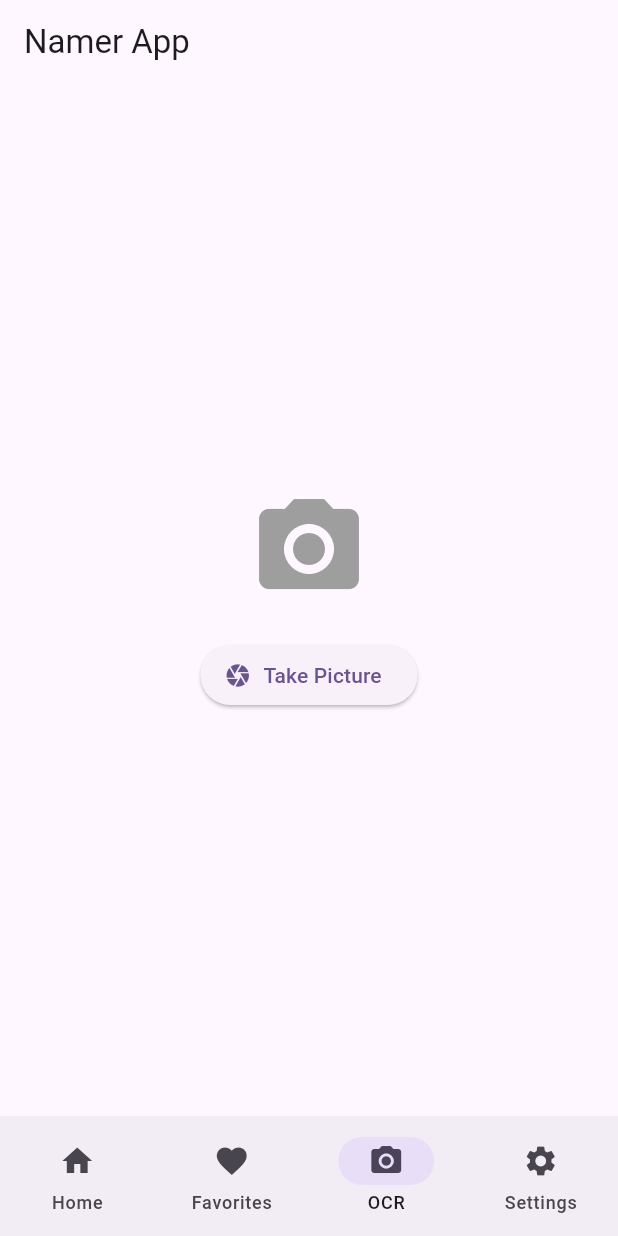
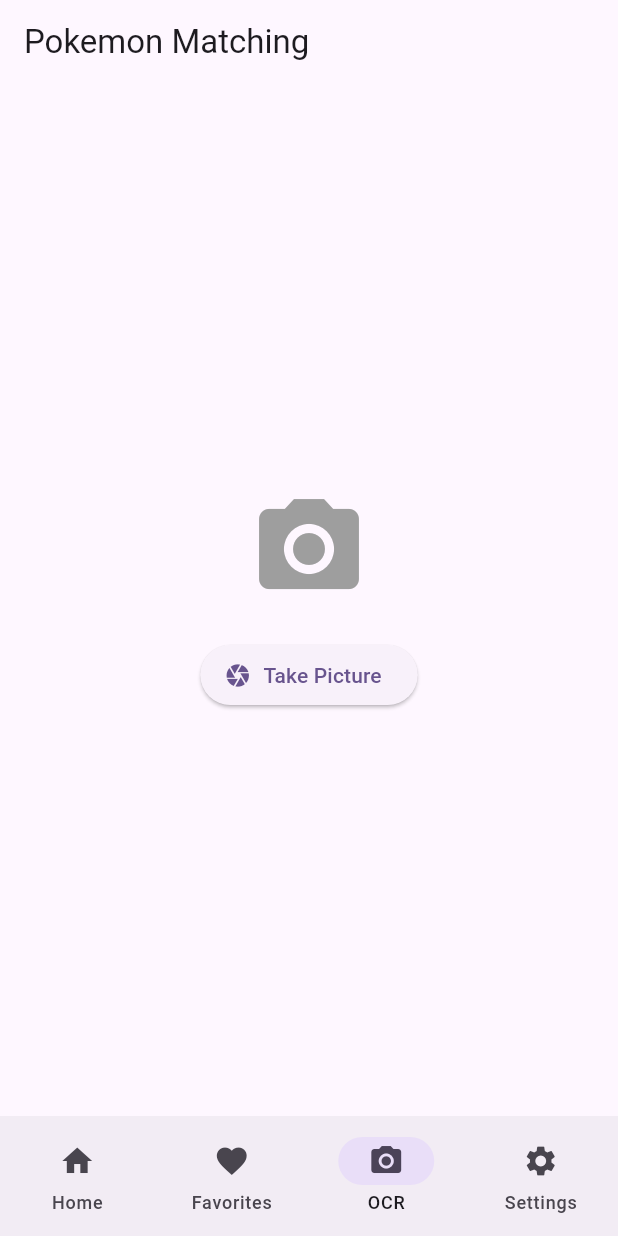
Before and after one commit to TheFelixGomez/pokematch-playground, a Flutter app: the TextRecognitionPage screen opened by its route, on a phone screen of 412 x 824 dp. Run offline on Flutter 3.47's test engine with Material 3 defaults, Android fonts, the phone set to English and light mode, and no system bars; our stand-ins replace appinio_swiper, dio, flutter_local_notifications, flutter_riverpod, flutter_timezone, go_router and 4 more; missing offline and left inert: google_mlkit_text_recognition; accounts and stored records are empty.

Commit message:
feat: change title app name

```diff
--- a/lib/main.dart
+++ b/lib/main.dart
@@ -177,7 +177,7 @@
     final router = ref.watch(routerProvider);
 
     return MaterialApp.router(
-      title: 'Namer App',
+      title: 'Pokemon Matching',
       theme: ThemeData(
         useMaterial3: true,
         colorScheme: ColorScheme.fromSeed(seedColor: Colors.deepPurple),
--- a/lib/router.dart
+++ b/lib/router.dart
@@ -93,7 +93,7 @@
         if (constraints.maxWidth < 600) {
           return Scaffold(
             appBar: AppBar(
-              title: Text('Namer App'),
+              title: Text('Pokemon Matching'),
             ),
             body: Container(
               color: Theme.of(context).colorScheme.primaryContainer,
@@ -130,7 +130,7 @@
         } else {
           return Scaffold(
             appBar: AppBar(
-              title: Text('Namer App'),
+              title: Text('Pokemon Matching'),
             ),
             body: Row(
               children: [
```
